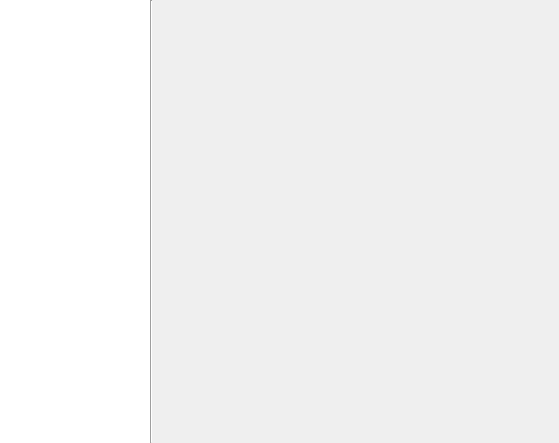
lbproductions/psnewmodel, file src/ui/game/gamestatswidget.ui: the form before one commit.
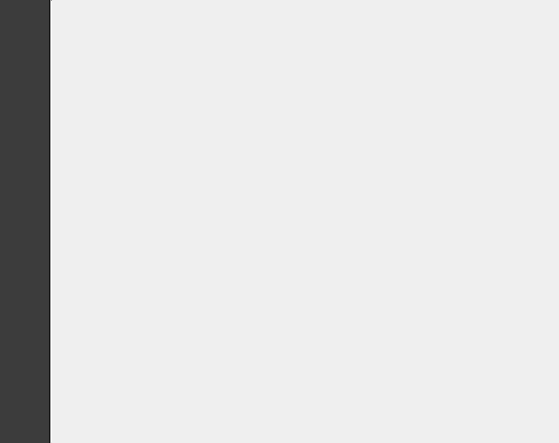
The form after the commit. Icons and pictures are not drawn.

Diff of the .ui file:
```diff
--- a/src/ui/game/gamestatswidget.ui
+++ b/src/ui/game/gamestatswidget.ui
@@ -30,24 +30,38 @@
     <number>0</number>
    </property>
    <item>
-    <widget class="QTreeWidget" name="treeWidget">
-     <property name="maximumSize">
+    <widget class="QWidget" name="sidebar" native="true">
+     <property name="minimumSize">
       <size>
-       <width>150</width>
-       <height>16777215</height>
+       <width>50</width>
+       <height>0</height>
       </size>
      </property>
-     <property name="frameShape">
-      <enum>QFrame::NoFrame</enum>
+     <property name="styleSheet">
+      <string notr="true">
+QWidget#sidebar { 
+background-color: rgb(60,60,60);
+border-right: 1px solid rgb(16,16,16);
+}
+QToolButton {
+padding-top: 10px;
+border: none;
+color: rgba(133,133,133, 255);
+background-image: url(:/sidebar/button_background_nc);
+}
+QToolButton:pressed {
+color: rgba(200,200,200, 255);
+background-image: url(:/sidebar/button_background_p);
+}
+QToolButton:checked, QToolButton:checked:pressed {
+color: rgba(230,230,230, 255);
+background-image: url(:/sidebar/button_background_c);
+}
+QWidget#separator {
+border-top: 1px solid rgb(38,38,38);
+border-bottom: 1px solid rgb(77,77,77);
+}</string>
      </property>
-     <attribute name="headerVisible">
-      <bool>false</bool>
-     </attribute>
-     <column>
-      <property name="text">
-       <string notr="true">1</string>
-      </property>
-     </column>
     </widget>
    </item>
    <item>
```
